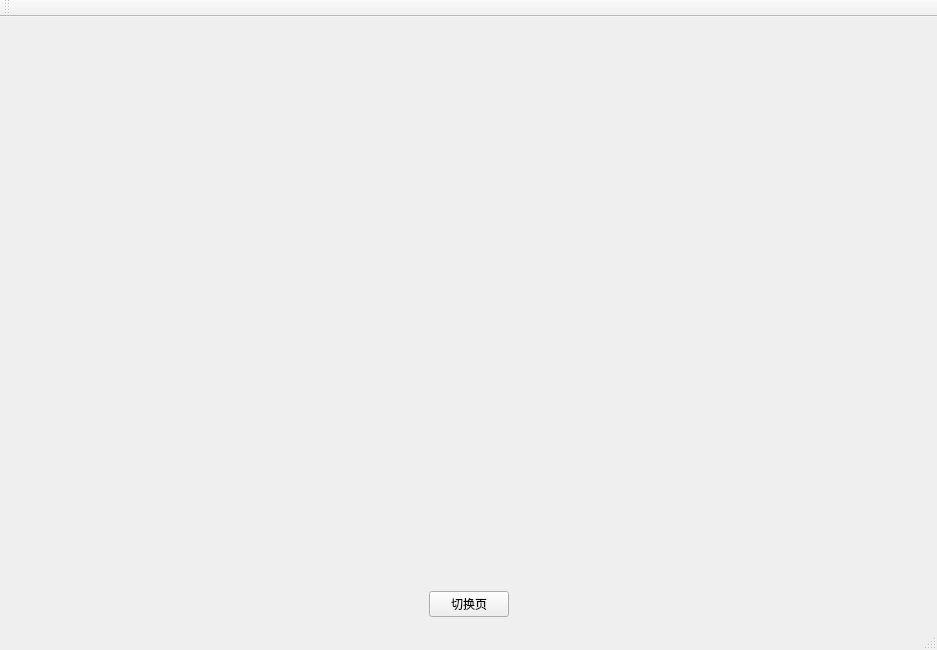
Old version of the form 1_5_QControl/mainwindow.ui in the repository BluseLi123/QtDemo.
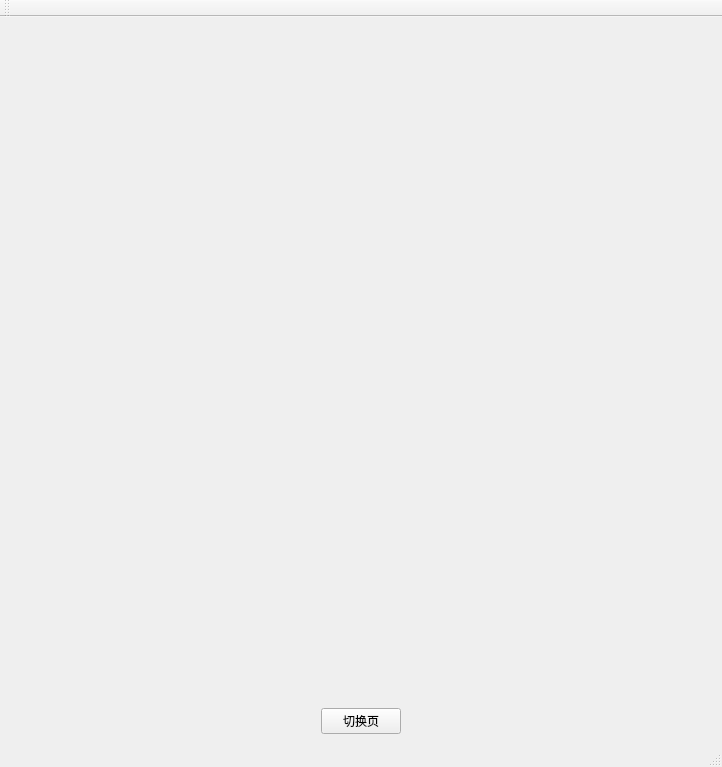
New version of the form. The open tabs and pages were chosen to show the change. Icons and pictures are not drawn. Custom widgets are drawn as their Qt base class.

Diff of the .ui file:
```diff
--- a/1_5_QControl/mainwindow.ui
+++ b/1_5_QControl/mainwindow.ui
@@ -6,8 +6,8 @@
    <rect>
     <x>0</x>
     <y>0</y>
-    <width>937</width>
-    <height>650</height>
+    <width>722</width>
+    <height>767</height>
    </rect>
   </property>
   <property name="maximumSize">
@@ -595,8 +595,8 @@
             <widget class="QLabel" name="label_53">
              <property name="maximumSize">
               <size>
-               <width>350</width>
-               <height>500</height>
+               <width>16777215</width>
+               <height>16777215</height>
               </size>
              </property>
              <property name="text">
```
Left out of the diff: 4 changed lines with no effect on the pictures.
